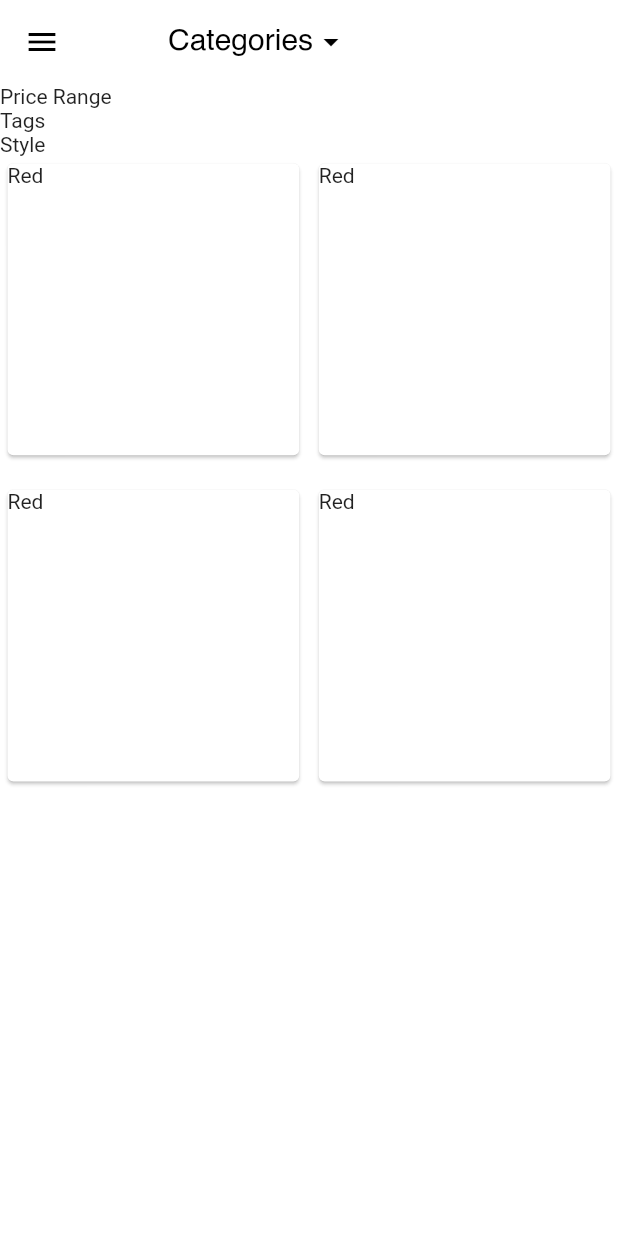
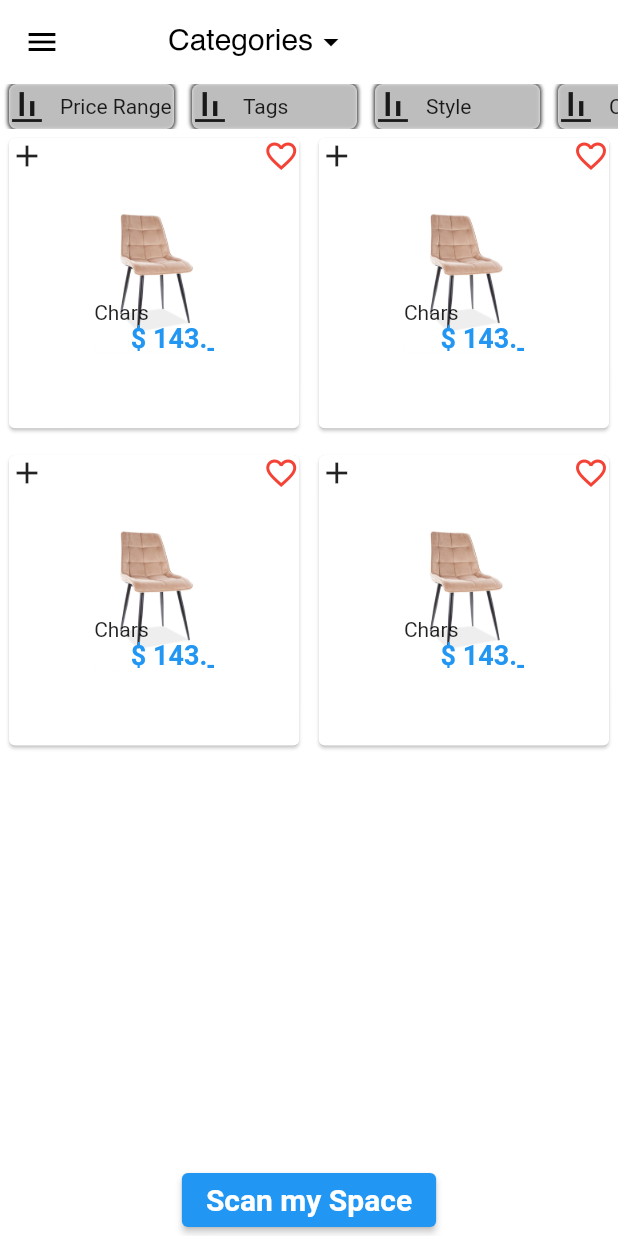
Before and after one commit to home-22/shop_air_app, a Flutter app: the HomeScreen screen opened directly, on a phone screen of 412 x 824 dp. Run offline on Flutter 3.47's test engine with Material 2 defaults, Android fonts, the phone set to English and light mode, and no system bars.

Commit message:
shop_air_app

```diff
--- /dev/null
+++ b/lib/screens/home_screen/components/range_card.dart
@@ -0,0 +1,31 @@
+import 'package:flutter/material.dart';
+
+class RangeCard extends StatelessWidget {
+  final String title;
+  const RangeCard({super.key, required this.title});
+
+  @override
+  Widget build(BuildContext context) {
+    return Padding(
+      padding: const EdgeInsets.symmetric(horizontal: 6.0),
+      child: Container(
+        height: 30,
+        width: 110,
+        decoration: BoxDecoration(boxShadow: [
+          BoxShadow(spreadRadius: 0.1, blurRadius: 1.5, color: Colors.black87),
+        ], borderRadius: BorderRadius.circular(5.0), color: Colors.white70),
+        child: Row(
+          mainAxisAlignment: MainAxisAlignment.start,
+          children: [
+            Icon(Icons.align_vertical_bottom_outlined),
+            SizedBox(width: 10),
+            Text(
+              title,
+              textAlign: TextAlign.center,
+            )
+          ],
+        ),
+      ),
+    );
+  }
+}
--- a/lib/screens/home_screen/home_screen.dart
+++ b/lib/screens/home_screen/home_screen.dart
@@ -1,4 +1,6 @@
 import 'package:flutter/material.dart';
+import 'package:shop_air_app/screens/home_screen/components/range_card.dart';
+import 'package:shop_air_app/screens/items_screen/items_screen.dart';
 
 class HomeScreen extends StatefulWidget {
   const HomeScreen({super.key});
@@ -43,23 +45,82 @@ class _HomeScreenState extends State<HomeScreen> {
         physics: const BouncingScrollPhysics(),
         slivers: [
           SliverList(
-            delegate: SliverChildListDelegate(
-                [Text('Price Range'), Text('Tags'), Text('Style')]),
+            delegate: SliverChildListDelegate([
+              SingleChildScrollView(
+                scrollDirection: Axis.horizontal,
+                child: Row(
+                  mainAxisAlignment: MainAxisAlignment.spaceBetween,
+                  children: [
+                    RangeCard(title: 'Price Range'),
+                    RangeCard(title: 'Tags'),
+                    RangeCard(title: 'Style'),
+                    RangeCard(title: 'Color'),
+                  ],
+                ),
+              )
+            ]),
           ),
           SliverPadding(
-            padding: const EdgeInsets.all(1),
+            padding: const EdgeInsets.all(2.0),
             sliver: SliverGrid(
               gridDelegate: const SliverGridDelegateWithMaxCrossAxisExtent(
                 maxCrossAxisExtent: 300.0,
-                mainAxisSpacing: 15.0,
+                mainAxisSpacing: 10.0,
                 crossAxisSpacing: 5.0,
                 childAspectRatio: 1.0,
               ),
               delegate: SliverChildListDelegate(
                 [
                   for (int i = 0; i < 4; i++)
-                    Card(
-                      child: Text('Red'),
+                    GestureDetector(
+                      onTap: () {
+                        Navigator.push(
+                          context,
+                          MaterialPageRoute(
+                            builder: (context) => const ItemsScreen(),
+                          ),
+                        );
+                      },
+                      child: Card(
+                          child: Column(
+                        children: [
+                          Row(
+                            mainAxisAlignment: MainAxisAlignment.spaceBetween,
+                            children: const [
+                              Icon(Icons.add),
+                              Icon(
+                                Icons.favorite_border,
+                                color: Colors.red,
+                              )
+                            ],
+                          ),
+                          Stack(
+                            children: [
+                              Image.asset(
+                                'assets/images/002.png',
+                                fit: BoxFit.cover,
+                                height: 120,
+                              ),
+                              const Positioned(
+                                bottom: 20,
+                                left: 0,
+                                child: Text('Chars'),
+                              ),
+                              const Positioned(
+                                bottom: 0,
+                                left: 20,
+                                child: Text(
+                                  ' \$ 143._',
+                                  style: TextStyle(
+                                      color: Colors.blue,
+                                      fontSize: 18,
+                                      fontWeight: FontWeight.bold),
+                                ),
+                              ),
+                            ],
+                          ),
+                        ],
+                      )),
                     )
                 ],
               ),
@@ -67,6 +128,13 @@ class _HomeScreenState extends State<HomeScreen> {
           ),
         ],
       ),
+      floatingActionButtonLocation: FloatingActionButtonLocation.centerDocked,
+      floatingActionButton: ElevatedButton(
+          onPressed: () {},
+          child: const Text(
+            'Scan my Space',
+            style: TextStyle(fontSize: 20, fontWeight: FontWeight.bold),
+          )),
     );
   }
 }
```
Also changed, not shown: lib/screens/items_screen/components/colors_items.dart (added, +46 -0 lines), lib/screens/items_screen/components/quantity.dart (added, +28 -0 lines), lib/screens/items_screen/items_screen.dart (added, +58 -0 lines), assets/images/001.png (added), assets/images/002.png (added), assets/images/003.png (added), assets/images/004.png (added), assets/images/005.png (added), assets/images/006.png (added), assets/images/007.png (added), assets/images/008.png (added), assets/images/009.png (added), assets/images/010.png (added).
